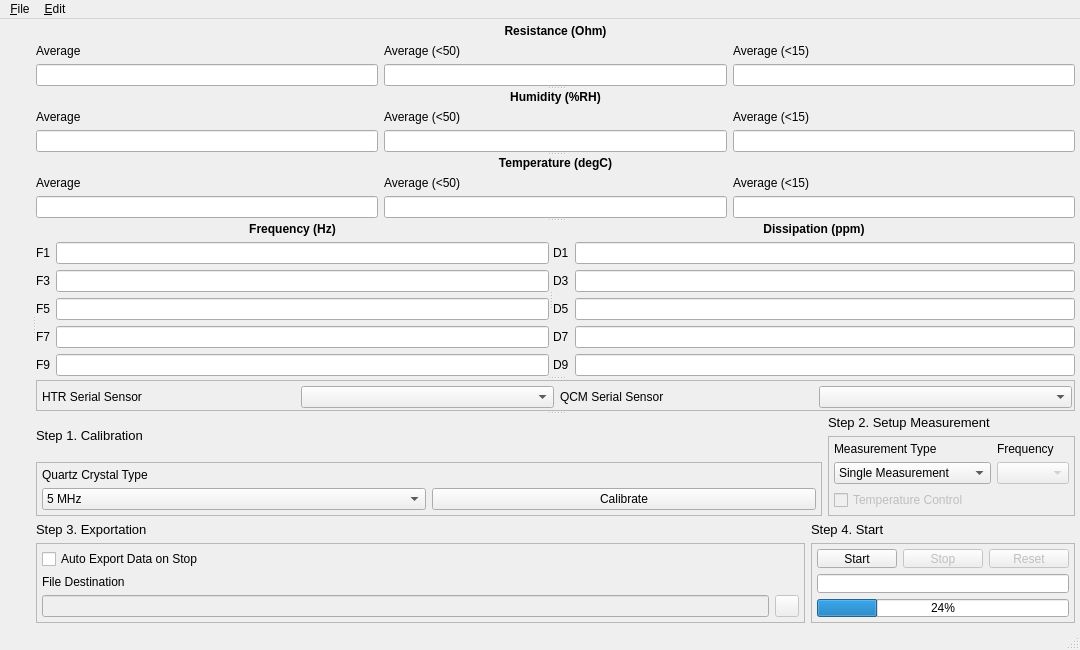
CydiaBoss/uc-htr-sensor, file ui/main_gui.ui: the form before one commit.
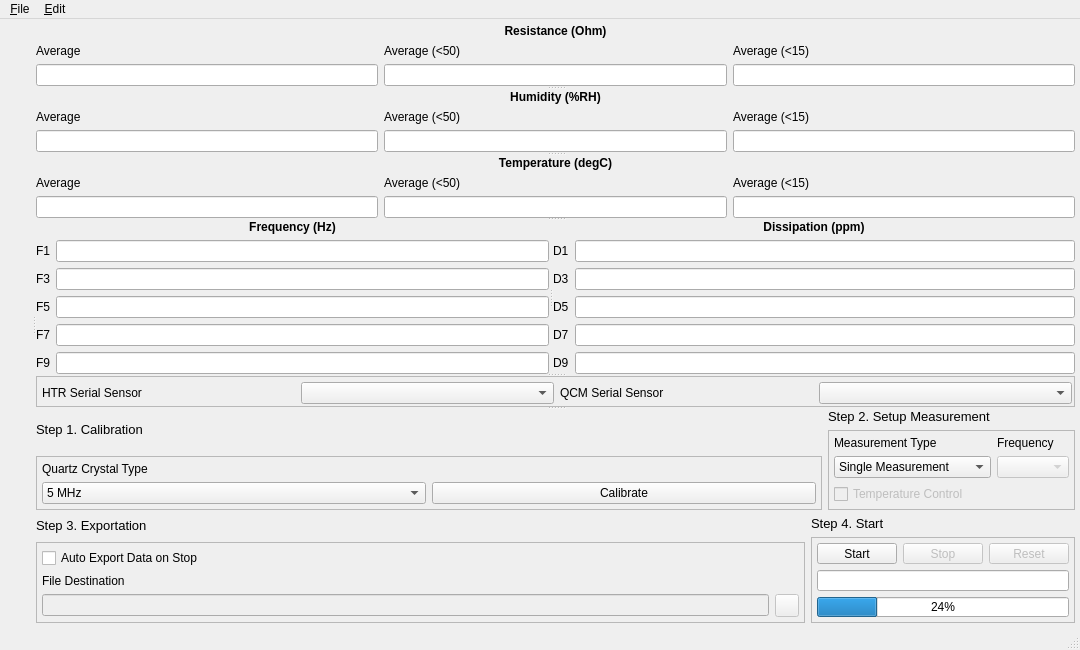
The form after the commit. Icons and pictures are not drawn. Custom widgets are drawn as their Qt base class.

```diff
--- a/ui/main_gui.ui
+++ b/ui/main_gui.ui
@@ -86,6 +86,9 @@
        <property name="orientation">
         <enum>Qt::Vertical</enum>
        </property>
+       <property name="handleWidth">
+        <number>2</number>
+       </property>
        <widget class="QSplitter" name="splitter_2">
         <property name="orientation">
          <enum>Qt::Vertical</enum>
```
Left out of the diff: 4 changed lines with no effect on the pictures.
